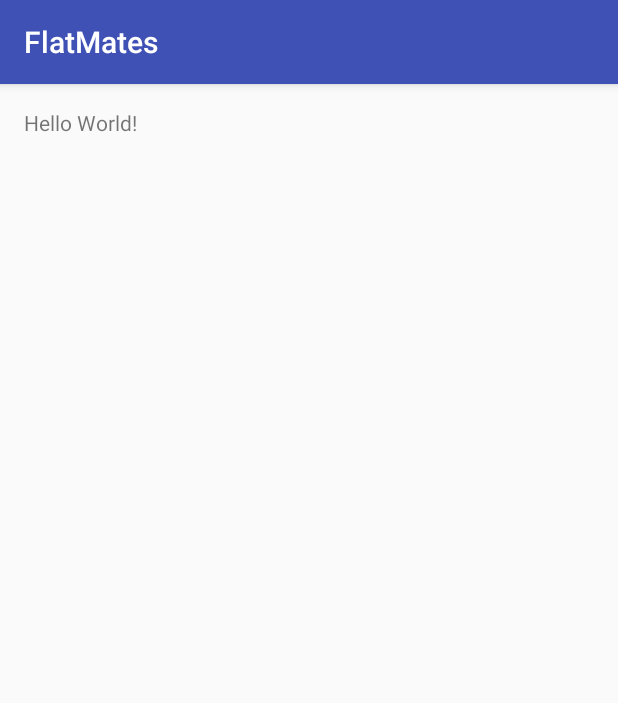
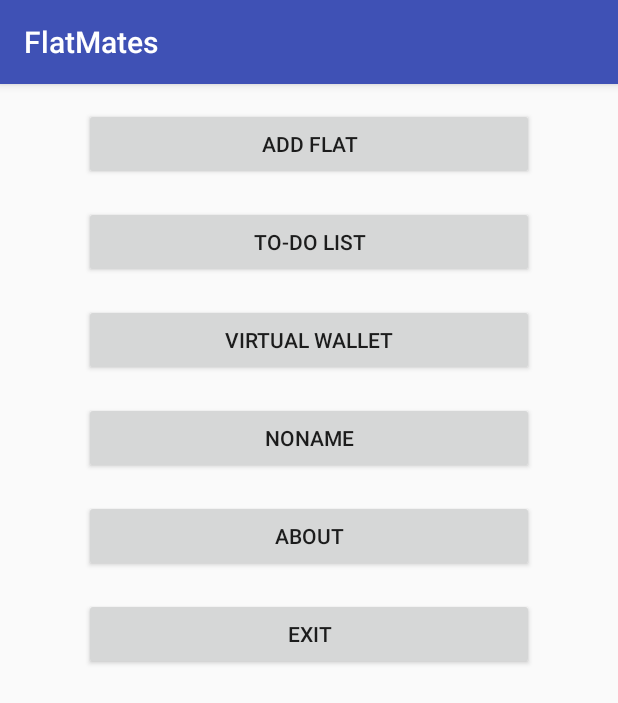
Before and after one commit to arturgaluszka/tenants, an Android app: the screen it shows after launch (MainActivity), on a phone screen of 412 x 824 dp. Shown: the top 703 px of the screen. Run offline under Robolectric (Android 15) with nearby library versions, the phone set to English and light mode, and no system bars.

Commit message:
[i01t01]Stworzenie Menu umożliwiającego wybór funkcjonalności

```diff
--- a/app/build.gradle
+++ b/app/build.gradle
@@ -22,5 +22,6 @@ android {
 dependencies {
     compile fileTree(dir: 'libs', include: ['*.jar'])
     testCompile 'junit:junit:4.12'
-    compile 'com.android.support:appcompat-v7:23.0.1'
+    compile 'com.android.support:appcompat-v7:23.1.1'
+    compile 'com.android.support:design:23.1.1'
 }
--- a/app/src/main/java/com/tenantsproject/flatmates/MainActivity.java
+++ b/app/src/main/java/com/tenantsproject/flatmates/MainActivity.java
@@ -1,13 +1,34 @@
 package com.tenantsproject.flatmates;
 
+import android.content.Intent;
 import android.support.v7.app.AppCompatActivity;
 import android.os.Bundle;
+import android.util.Log;
+import android.view.View;
+import android.widget.Button;
 
 public class MainActivity extends AppCompatActivity {
+
+    Button b;
+    Button b2;
+    Button b3;
+    Button b4;
+    Button b5;
+    Button b6;
 
     @Override
     protected void onCreate(Bundle savedInstanceState) {
         super.onCreate(savedInstanceState);
         setContentView(R.layout.activity_main);
+        b = (Button) findViewById(R.id.button);
+        b2 = (Button) findViewById(R.id.button2);
+        b3 = (Button) findViewById(R.id.button3);
+        b4 = (Button) findViewById(R.id.button4);
+        b5 = (Button) findViewById(R.id.button5);
+        b6 = (Button) findViewById(R.id.button6);
+    }
+
+    public void Exit(View V){
+        System.exit(0);
     }
 }
--- a/app/src/main/res/layout/activity_main.xml
+++ b/app/src/main/res/layout/activity_main.xml
@@ -6,6 +6,71 @@
     android:paddingTop="@dimen/activity_vertical_margin"
     android:paddingBottom="@dimen/activity_vertical_margin" tools:context=".MainActivity">
 
-    <TextView android:text="Hello World!" android:layout_width="wrap_content"
-        android:layout_height="wrap_content" />
+    <Button
+        android:layout_width="300dp"
+        android:layout_height="wrap_content"
+        android:layout_marginStart="12dp"
+        android:layout_marginLeft="12dp"
+        android:layout_marginRight="20dp"
+        android:layout_marginBottom="17dp"
+        android:text="Add Flat"
+        android:id="@+id/button"
+        android:layout_alignParentTop="true"
+        android:layout_centerHorizontal="true"/>
+
+    <Button
+        android:layout_width="300dp"
+        android:layout_height="wrap_content"
+        android:layout_marginStart="12dp"
+        android:layout_marginLeft="12dp"
+        android:layout_marginRight="20dp"
+        android:layout_marginBottom="17dp"
+        android:text="To-Do List"
+        android:id="@+id/button2"
+        android:layout_below="@+id/button"
+        android:layout_centerHorizontal="true"/>
+
+    <Button
+        android:layout_width="300dp"
+        android:layout_height="wrap_content"
+        android:layout_marginStart="12dp"
+        android:layout_marginLeft="12dp"
+        android:layout_marginRight="20dp"
+        android:layout_marginBottom="17dp"
+        android:text="Virtual Wallet"
+        android:id="@+id/button3"
+        android:layout_below="@+id/button2"
+        android:layout_centerHorizontal="true"/>
+
+    <Button
+        android:layout_width="300dp"
+        android:layout_height="wrap_content"
+        android:layout_marginStart="12dp"
+        android:layout_marginLeft="12dp"
+        android:layout_marginRight="20dp"
+        android:layout_marginBottom="17dp"
+        android:text="noName"
+        android:id="@+id/button4"
+        android:layout_below="@+id/button3"
+        android:layout_centerHorizontal="true"/>
+
+    <Button
+        android:layout_width="300dp"
+        android:layout_height="wrap_content"
+        android:layout_marginBottom="17dp"
+        android:text="About"
+        android:id="@+id/button5"
+        android:layout_below="@+id/button4"
+        android:layout_alignLeft="@+id/button4"
+        android:layout_alignStart="@+id/button4"/>
+
+    <Button
+        android:layout_width="300dp"
+        android:layout_height="wrap_content"
+        android:layout_marginBottom="17dp"
+        android:text="Exit"
+        android:id="@+id/button6"
+        android:layout_below="@+id/button5"
+        android:layout_centerHorizontal="true"
+        android:onClick="Exit"/>
 </RelativeLayout>
--- /dev/null
+++ b/app/src/main/res/values-v21/styles.xml
@@ -0,0 +1,8 @@
+<resources>>
+    <style name="AppTheme.NoActionBar">
+        <item name="windowActionBar">false</item>
+        <item name="windowNoTitle">true</item>
+        <item name="android:windowDrawsSystemBarBackgrounds">true</item>
+        <item name="android:statusBarColor">@android:color/transparent</item>
+    </style>
+</resources>
--- a/app/src/main/res/values/dimens.xml
+++ b/app/src/main/res/values/dimens.xml
@@ -2,4 +2,5 @@
     <!-- Default screen margins, per the Android Design guidelines. -->
     <dimen name="activity_horizontal_margin">16dp</dimen>
     <dimen name="activity_vertical_margin">16dp</dimen>
+    <dimen name="fab_margin">16dp</dimen>
 </resources>
--- a/app/src/main/res/values/strings.xml
+++ b/app/src/main/res/values/strings.xml
@@ -1,3 +1,4 @@
 <resources>
     <string name="app_name">FlatMates</string>
+    <string name="title_activity_add_flat">AddFlat</string>
 </resources>
--- a/app/src/main/res/values/styles.xml
+++ b/app/src/main/res/values/styles.xml
@@ -7,5 +7,11 @@
         <item name="colorPrimaryDark">@color/colorPrimaryDark</item>
         <item name="colorAccent">@color/colorAccent</item>
     </style>
+    <style name="AppTheme.NoActionBar">
+        <item name="windowActionBar">false</item>
+        <item name="windowNoTitle">true</item>
+    </style>
+    <style name="AppTheme.AppBarOverlay" parent="ThemeOverlay.AppCompat.Dark.ActionBar" />
+    <style name="AppTheme.PopupOverlay" parent="ThemeOverlay.AppCompat.Light" />
 
 </resources>
```
